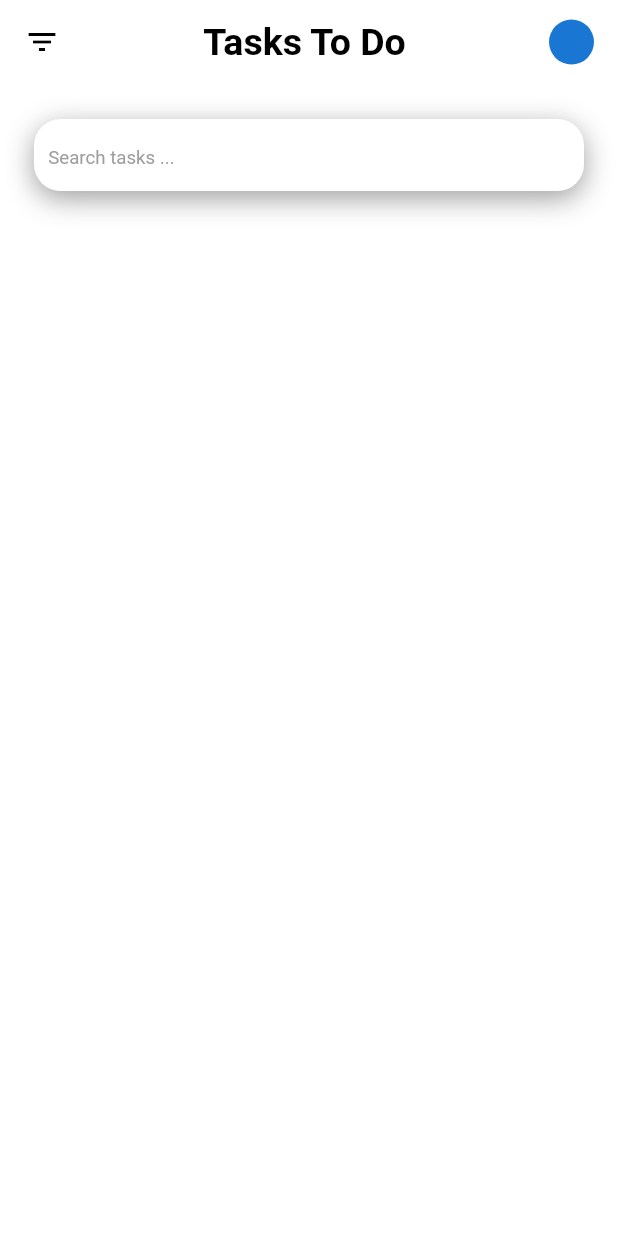
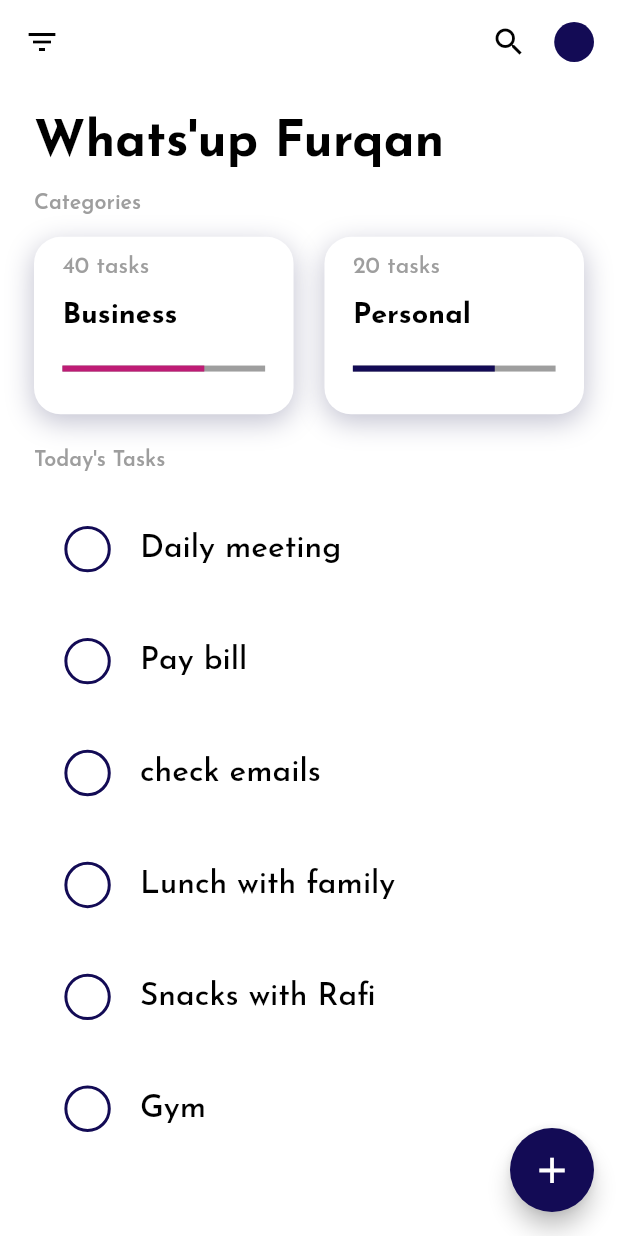
Before and after one commit to Furqan220/TodoApp, a Flutter app: the screen it shows after launch, on a phone screen of 412 x 824 dp. Run offline on Flutter 3.47's test engine with Material 2 defaults, Android fonts, the phone set to English and light mode, and no system bars; drawn by our look-alikes of flutter_slidable; our stand-ins replace flutter_screenutil, get, google_fonts, image_picker.

Commit message:
home screen ui

```diff
--- /dev/null
+++ b/lib/controllers/tasks_controller.dart
@@ -0,0 +1,12 @@
+import 'package:todo_app/export_all.dart';
+
+class TasksController extends GetxController {
+  RxList todaysTask = [
+    "Daily meeting",
+    "Pay bill",
+    "check emails",
+    "Lunch with family",
+    "Snacks with Rafi",
+    "Gym",
+  ].obs;
+}
--- a/lib/export_all.dart
+++ b/lib/export_all.dart
@@ -1,5 +1,13 @@
+
+export 'package:todo_app/utils/colors.dart';
+export 'package:todo_app/controllers/tasks_controller.dart';
+export 'package:todo_app/view/home_screen.dart';
+
+
+
+// Packages
 export  'package:flutter/material.dart';
-export 'package:todo_app/utils/colors.dart';
 export 'package:get/get.dart';
-export 'package:todo_app/view/home_screen.dart';
 export 'package:flutter_screenutil/flutter_screenutil.dart';
+export 'package:google_fonts/google_fonts.dart';
+export 'package:image_picker/image_picker.dart';
--- a/lib/main.dart
+++ b/lib/main.dart
@@ -16,6 +16,9 @@ class MyApp extends StatelessWidget {
       return GetMaterialApp(
         debugShowCheckedModeBanner: false,
         title: 'Flutter Demo',
+        theme: ThemeData(
+          textTheme: GoogleFonts.josefinSansTextTheme()
+        ),
         home:  HomeScreen(),
       ); },
     );
--- a/lib/utils/colors.dart
+++ b/lib/utils/colors.dart
@@ -2,3 +2,6 @@ import 'package:todo_app/export_all.dart';
 
 const Color kWhite = Colors.white;
 const Color kBlack = Colors.black;
+const Color kGrey = Colors.grey;
+const Color kValue1 = Color.fromARGB(255, 190, 28, 117);
+const Color kprimary = Color.fromARGB(255, 19, 11, 85);
--- a/lib/utils/constant.dart
+++ b/lib/utils/constant.dart
@@ -1 +1 @@
-import 'package:todo_app/export_all.dart';
+// import 'package:todo_app/export_all.dart';
--- a/lib/view/home_screen.dart
+++ b/lib/view/home_screen.dart
@@ -1,11 +1,12 @@
 import 'package:todo_app/export_all.dart';
-import 'package:image_picker/image_picker.dart';
-
-
+import 'package:flutter_slidable/flutter_slidable.dart';
 
 class HomeScreen extends StatelessWidget {
-  const HomeScreen({super.key});
+  HomeScreen({super.key});
 
+  final TasksController task = Get.put(TasksController());
+
+//  double _value = 0.6;
   @override
   Widget build(BuildContext context) {
     return Scaffold(
@@ -16,64 +17,177 @@ class HomeScreen extends StatelessWidget {
         title: Row(
           mainAxisAlignment: MainAxisAlignment.spaceBetween,
           children: [
-            Icon(Icons.filter_list,color: kBlack,),
-            Text("Tasks To Do",style: TextStyle(
+            Icon(
+              Icons.filter_list,
               color: kBlack,
-              fontSize: 25,
-              fontWeight: FontWeight.bold
-            ),),
+            ),
+            Row(
+              children: [
+                Icon(
+                  Icons.search_sharp,
+                  color: kBlack,
+                ),
+                0.046.sw.horizontalSpace,
                 CircleAvatar(
-              radius: 15,
-
+                  radius: 15.r,
+                  backgroundColor: kprimary,
+                )
+              ],
             )
           ],
         ),
-
-
-
-
-
       ),
-
-
       body: ListView(
         padding: EdgeInsets.symmetric(horizontal: 0.055.sw),
         children: [
+          0.032.sh.verticalSpace,
+          Text("Whats'up Furqan",
+              style: TextStyle(
+                  color: kBlack, fontSize: 35.sp, fontWeight: FontWeight.bold)),
+          0.021.sh.verticalSpace,
+          Text("Categories".capitalize!,
+              style: TextStyle(
+                  color: kGrey, fontSize: 15.sp, fontWeight: FontWeight.w600)),
+          0.021.sh.verticalSpace,
+          Row(
+            mainAxisAlignment: MainAxisAlignment.spaceBetween,
+            children: [
+              countBox(),
+              countBox(
+                task: "20",
+                category: "Personal",
+                valueColors: kprimary,
+              ),
+            ],
+          ),
+          0.032.sh.verticalSpace,
+          Text("Today's Tasks",
+              style: TextStyle(
+                  color: kGrey, fontSize: 15.sp, fontWeight: FontWeight.w600)),
+          0.021.sh.verticalSpace,
+          ...List.generate(task.todaysTask.length,
+              (index) => TaskTile(task.todaysTask[index].toString()))
+        ],
+      ),
+      floatingActionButton: FloatingActionButton(
+        onPressed: () {},
+        backgroundColor: kprimary,
+        child: Icon(
+          Icons.add,
+          size: 30.sp,
+        ),
+      ),
+    );
+  }
+}
 
-    0.032.sh.verticalSpace,
-    Container(
-
+Widget searchField() {
+  return Container(
     decoration: BoxDecoration(
         color: kWhite,
         borderRadius: BorderRadius.circular(20.r),
         boxShadow: [
-          BoxShadow(
-            color: Colors.grey,
-            blurRadius: 15,
-            offset: Offset(0, 5)
-          )
-        ]
-      ),
+          BoxShadow(color: Colors.grey, blurRadius: 15, offset: Offset(0, 5))
+        ]),
     child: TextFormField(
       decoration: InputDecoration(
         contentPadding: EdgeInsets.symmetric(horizontal: 0.023.sw),
         hintText: 'Search tasks ...',
         hintStyle: TextStyle(
           fontSize: 13.sp,
-            color: Colors.grey,
-
+          color: kGrey,
         ),
-
         border: InputBorder.none,
         focusedBorder: InputBorder.none,
         enabledBorder: InputBorder.none,
         disabledBorder: InputBorder.none,
       ),
     ),
-    )
+  );
+}
+
+Widget countBox(
+    {String task = '40', category = "Business", Color valueColors = kValue1}) {
+  return Container(
+    width: 0.42.sw,
+    padding: EdgeInsets.symmetric(horizontal: 0.046.sw, vertical: 0.016.sh),
+    decoration: BoxDecoration(
+        color: kWhite,
+        borderRadius: BorderRadius.circular(20.r),
+        boxShadow: [
+          BoxShadow(
+              color: Color.fromARGB(66, 19, 19, 75),
+              blurRadius: 15,
+              offset: Offset(0, 5))
+        ]),
+    child: Column(
+      crossAxisAlignment: CrossAxisAlignment.start,
+      children: [
+        Text(
+          "$task tasks",
+          style: TextStyle(
+              fontSize: 16.sp, color: kGrey, fontWeight: FontWeight.w500),
+        ),
+        0.021.sh.verticalSpace,
+        Text(
+          "$category",
+          style: TextStyle(
+              fontSize: 20.sp, color: kBlack, fontWeight: FontWeight.bold),
+        ),
+        0.032.sh.verticalSpace,
+        LinearProgressIndicator(
+          value: 0.7,
+          backgroundColor: kGrey,
+          color: valueColors,
+        ),
+        0.021.sh.verticalSpace,
       ],
     ),
-
   );
 }
+
+Widget TaskTile(String TaskName) {
+  return Slidable(
+    direction: Axis.horizontal,
+    endActionPane: ActionPane(motion: ScrollMotion(), children: [
+      IconButton(
+        onPressed: () {},
+        icon: Icon(
+          Icons.edit,
+          color: kprimary,
+          size: 30.sp,
+        ),
+      ),
+      0.023.sw.horizontalSpace,
+      IconButton(
+        onPressed: () {},
+        icon: Icon(
+          Icons.delete,
+          color: Colors.red,
+          size: 30.sp,
+        ),
+      ),
+    ]),
+    child: Container(
+      // color: Colors.green,
+      padding: EdgeInsets.symmetric(horizontal: 0.046.sw),
+      margin: EdgeInsets.symmetric(vertical: 0.053.sw),
+      child: Row(
+        crossAxisAlignment: CrossAxisAlignment.center,
+        children: [
+          Container(
+            height: 35.h,
+            width: 35.w,
+            decoration: BoxDecoration(
+                shape: BoxShape.circle,
+                border: Border.all(color: kprimary, width: 2)),
+          ),
+          0.046.sw.horizontalSpace,
+          Text(TaskName,
+              style: TextStyle(
+                  color: kBlack, fontSize: 22.sp, fontWeight: FontWeight.w500)),
+        ],
+      ),
+    ),
+  );
 }
--- a/pubspec.yaml
+++ b/pubspec.yaml
@@ -38,6 +38,8 @@ dependencies:
   image_picker: ^0.8.9
   get: ^4.6.5
   flutter_screenutil: ^5.8.4
+  google_fonts: ^5.0.0
+  flutter_slidable: ^3.0.0
 
 dev_dependencies:
   flutter_test:
```
Also changed, not shown: design/animated_medium20200828-32388-s7pjea_out0001.jpg (added), design/animated_medium20200828-32388-s7pjea_out0012.jpg (added), design/animated_medium20200828-32388-s7pjea_out0013.jpg (added), design/animated_medium20200828-32388-s7pjea_out0014.jpg (added), design/animated_medium20200828-32388-s7pjea_out0015.jpg (added), design/animated_medium20200828-32388-s7pjea_out0025.jpg (added), design/animated_medium20200828-32388-s7pjea_out0029.jpg (added), design/animated_medium20200828-32388-s7pjea_out0030.jpg (added), design/animated_medium20200828-32388-s7pjea_out0031.jpg (added), design/animated_medium20200828-32388-s7pjea_out0032.jpg (added), design/animated_medium20200828-32388-s7pjea_out0037.jpg (added), pubspec.lock, 1 other file. Lines whose indentation alone changed are shown as unchanged.
